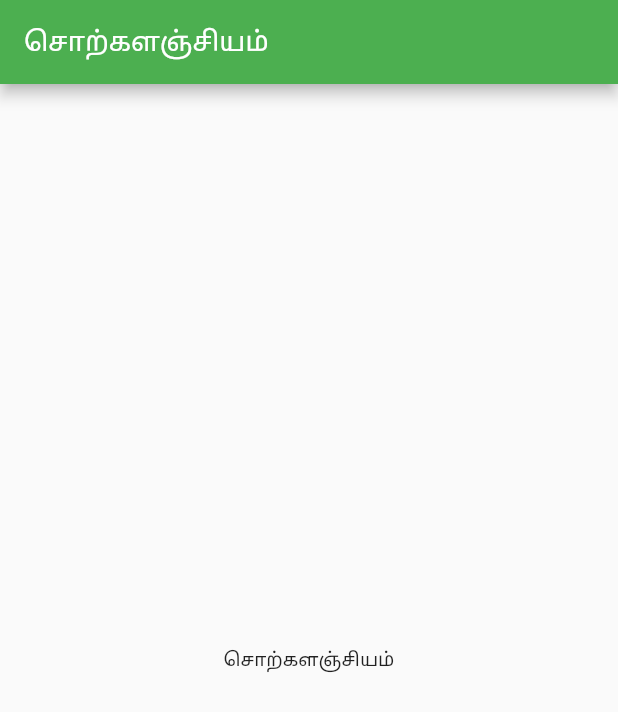
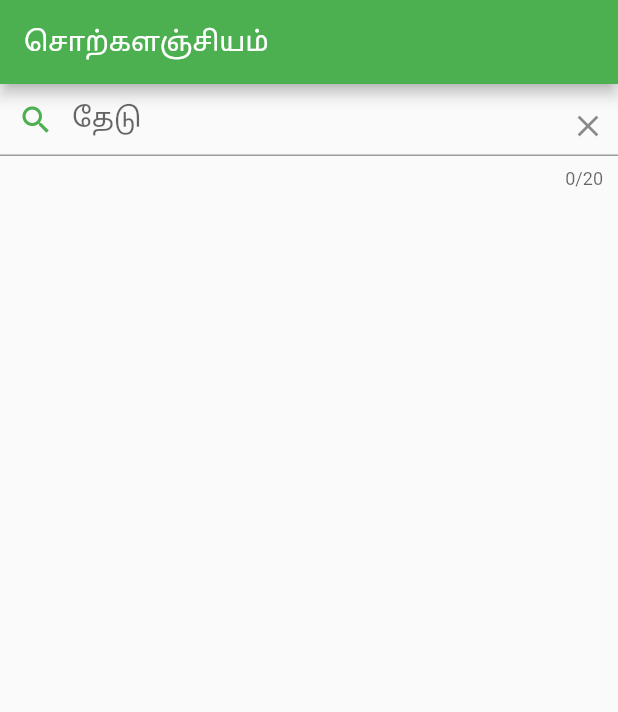
Before and after one commit to NaagAlgates/vasitionary, a Flutter app: the screen it shows after launch, on a phone screen of 412 x 824 dp. Shown: the top 712 px of the screen. Run offline on Flutter 3.47's test engine with Material 2 defaults, Android fonts, the light colour scheme and no system bars.

Commit message:
Added search field without events

```diff
--- a/lib/helper/constants.dart
+++ b/lib/helper/constants.dart
@@ -1,7 +1,15 @@
 import 'package:flutter/material.dart';
 
-const String BTN_SEARCH_TEXT = "தேடு";
+const String HINT_SEARCH_TEXT = "தேடு";
+const String TITLE_MAIN_PAGE = APPLICATION_NAME;
 const String BTN_YES_TEXT = "ஆம்";
 const String BTN_NO_TEXT = "இல்லை";
 const String APPLICATION_NAME = "சொற்களஞ்சியம்";
-const MaterialColor APPBAR_COLOR=Colors.green;
+const String DISPLAY_MESSAGE_NO_WORDS="தயவுசெய்து ஒரு வார்த்தையை உள்ளிடவும்";
+const MaterialColor COLOR_APPBAR=Colors.green;
+const Color COLOR_DISABLED=Colors.grey;
+const Color COLOR_ENABLED=COLOR_APPBAR;
+const Color COLOR_WHITE = Colors.white;
+const Color COLOR_BLACK = Colors.black;
+const double FONT_SIZE_REGULAR_20=20.0;
+const double PADDING_REGULAR_10 = 10.0;
--- a/lib/main.dart
+++ b/lib/main.dart
@@ -5,17 +5,72 @@ void main() => runApp(new MyApp());
 
 class MyApp extends StatelessWidget {
   // This widget is the root of your application.
+  final TextEditingController _textController = new TextEditingController();
   @override
   Widget build(BuildContext context) {
     return new MaterialApp(
-      title: 'Flutter Demo',
+      theme: ThemeData(
+        textSelectionColor: COLOR_APPBAR,
+        backgroundColor:COLOR_WHITE,
+        cursorColor: COLOR_APPBAR
+      ),
+      title: TITLE_MAIN_PAGE,
       home: new Scaffold(
         appBar: new AppBar(
           title: new Text(APPLICATION_NAME),
-          backgroundColor: APPBAR_COLOR,
+          backgroundColor: COLOR_APPBAR,
         ),
         body: new Center(
-          child: new Text(APPLICATION_NAME),
+          child: new Column(
+            children: <Widget>[
+              new Row(
+                children: <Widget>[
+                  new Expanded(
+                    child: TextFormField(
+                      autofocus: false,
+                      autocorrect: false,
+                      autovalidate: false,
+                      obscureText: false,
+                      textDirection: TextDirection.ltr,
+                      textInputAction: TextInputAction.search,
+                      maxLength: 20,
+                      maxLines: 1,
+                      controller: _textController,
+                      textAlign: TextAlign.left,
+                      style: TextStyle(
+                        fontSize: FONT_SIZE_REGULAR_20,
+                        color: COLOR_BLACK,
+                        decorationColor: COLOR_APPBAR
+                      ),
+                      validator: (val) => val.length < 0 ? DISPLAY_MESSAGE_NO_WORDS : null,
+                      decoration: InputDecoration(
+                          contentPadding: EdgeInsets.all(PADDING_REGULAR_10),
+                          prefixIcon: Padding(
+                            padding: EdgeInsets.all(0.0),
+                            child: Icon(
+                              Icons.search,
+                              color: COLOR_APPBAR,
+                            ), // icon is 48px widget.
+                          ),
+                          suffixIcon: Padding(
+                            padding: EdgeInsets.all(0.0),
+                            child: IconButton(
+                              icon: IconButton(
+                                  icon: Icon(Icons.clear),
+                                  disabledColor: COLOR_DISABLED,
+                                  highlightColor: COLOR_ENABLED, onPressed: () {_textController.clear();},
+                                  ),
+                              onPressed: () {_textController.clear();},
+                            ), // icon is 48px widget.
+                          ),
+                          hintText: HINT_SEARCH_TEXT,
+                          hintStyle: TextStyle(fontSize: FONT_SIZE_REGULAR_20)),
+                    ),
+                  ),
+                ],
+              )
+            ],
+          ),
         ),
       ),
     );
```
